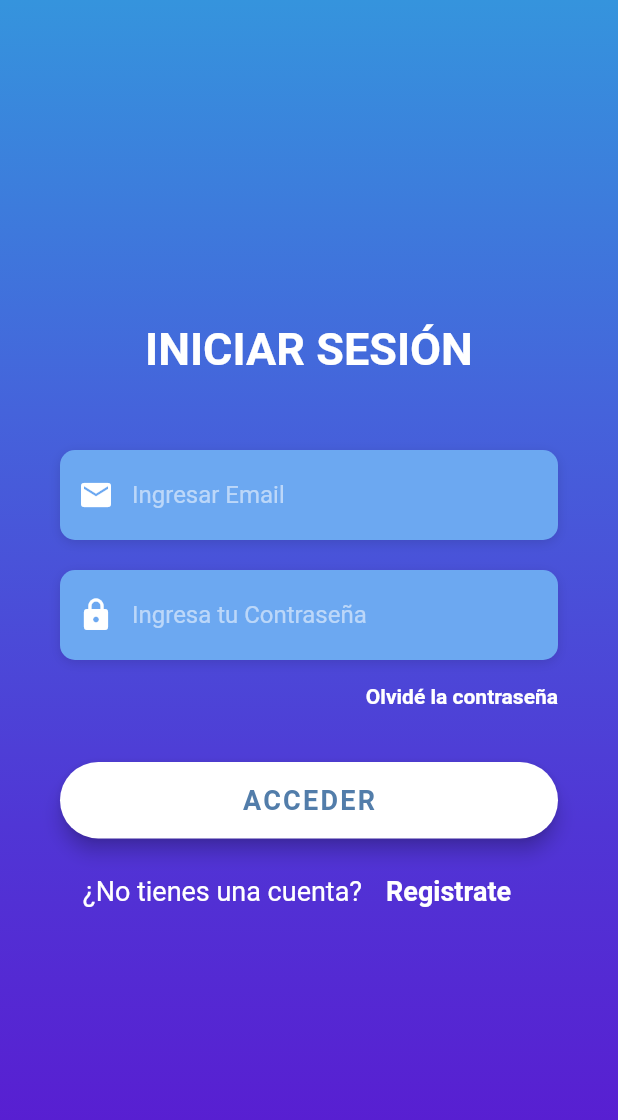
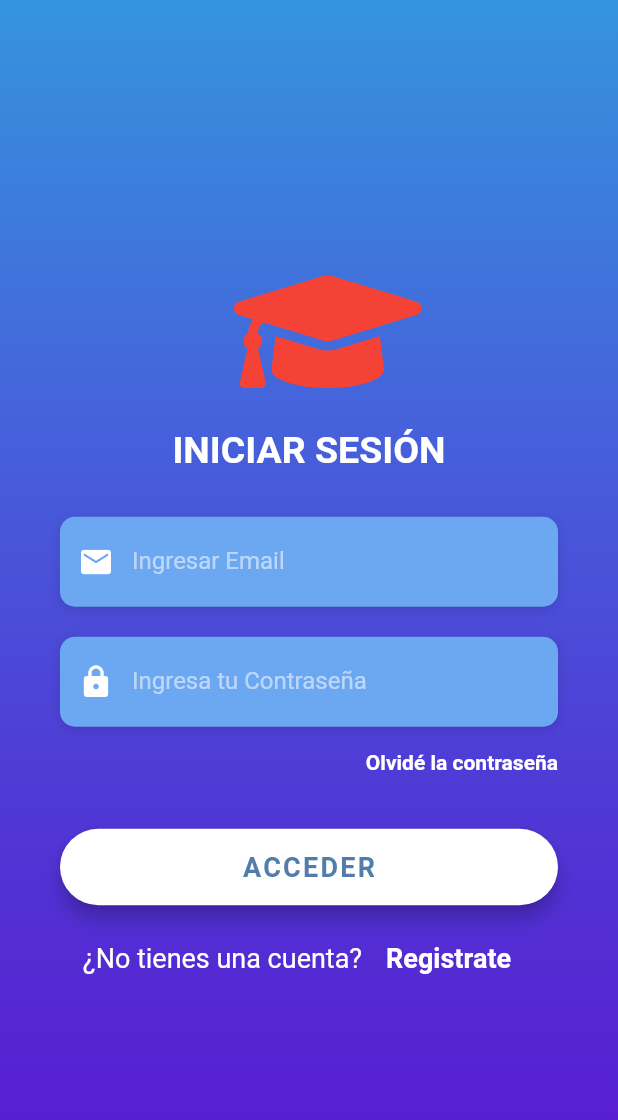
Before and after one commit to fpatricioa/AcademiaInnova, a Flutter app: the LoginPage screen opened by its route, on a phone screen of 412 x 824 dp. Shown: the top 1120 px of the screen. Run offline on Flutter 3.47's test engine with Material 2 defaults, Android fonts, the light colour scheme and no system bars; our stand-ins replace animated_theme_switcher, firebase_auth, firebase_core, flutter_screenutil, font_awesome_flutter, hidden_drawer_menu and 1 more; accounts and stored records are empty; Roboto replaces fonts that are missing (OpenSans).

Commit message:
Update login.dart

```diff
--- a/lib/LoginRegister/login.dart
+++ b/lib/LoginRegister/login.dart
@@ -1,12 +1,12 @@
 import 'dart:ui';
 import 'package:academiainnova/LoginRegister/Bienvenida.dart';
-import 'package:academiainnova/Menu_sidebar/dashboard.dart';
-import 'package:academiainnova/Menu_sidebar/drawerScreen.dart';
-import 'contantes.dart';
-import 'register.dart';
+import 'package:academiainnova/LoginRegister/contantes.dart';
+import 'package:academiainnova/LoginRegister/register.dart';
 import 'package:firebase_auth/firebase_auth.dart';
 import 'package:flutter/cupertino.dart';
 import 'package:flutter/material.dart';
+import 'package:font_awesome_flutter/font_awesome_flutter.dart';
+import '../Menu_sidebar/dashboard.dart';
 
 class LoginPage extends StatefulWidget {
   @override
@@ -20,7 +20,7 @@ class _LoginPageState extends State<LoginPage> {
   final TextEditingController _emailController = TextEditingController();
   //final GlobalKey<ScaffoldState> _scaffoldKey = GlobalKey<ScaffoldState>();
   final TextEditingController _passwordController = TextEditingController();
-  final items = <Widget>[DashboardPage(), DrawerScreen()];
+  final items = <Widget>[DashboardPage()];//aqui se puede aumentar UnaPageMasParaCargarAlMismoTiempo()
 
   Widget _cargarEmail() {
     return Column(
@@ -209,16 +209,24 @@ class _LoginPageState extends State<LoginPage> {
                 padding: EdgeInsets.symmetric(horizontal: 40.0, vertical: 50.0),
                 child: Column(
                   children: <Widget>[
+                    Icon(
+                      FontAwesomeIcons.graduationCap,
+                      color: Colors.red,
+                      size: 100.0,
+                    ),
+                    SizedBox(
+                      height: 15.0, //espacio
+                    ),
                     Text(
                       'INICIAR SESIÓN',
                       style: TextStyle(
                           color: Colors.white,
                           fontFamily: 'OpenSans',
-                          fontSize: 30.0,
+                          fontSize: 25.0,
                           fontWeight: FontWeight.bold),
                     ),
                     SizedBox(
-                      height: 30.0, //espacio
+                      height: 10.0, //espacio
                     ),
                     _cargarEmail(),
                     _cargarContrasena(),
```
